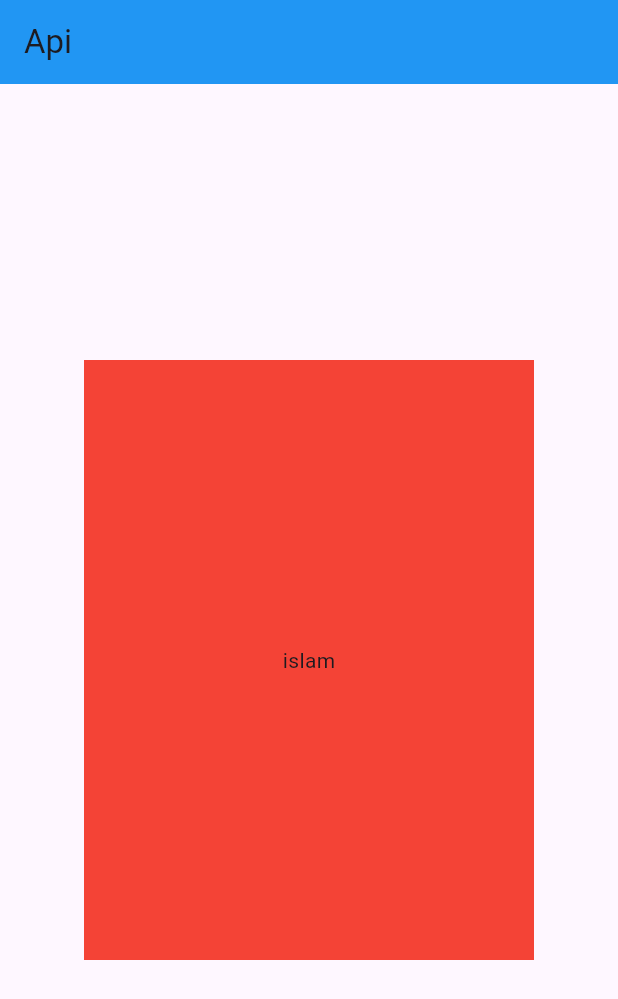
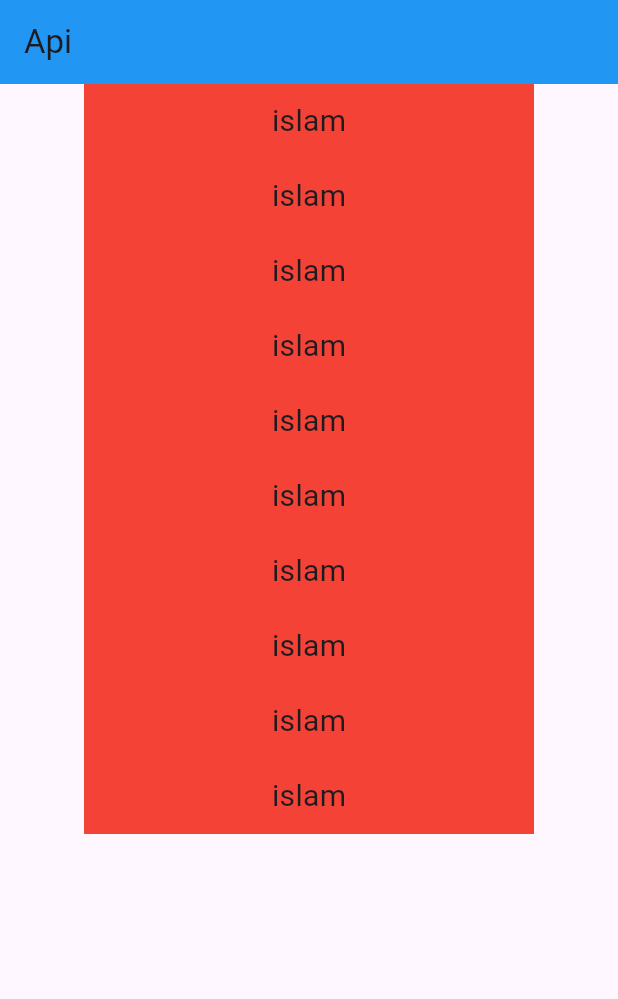
Before and after one commit to islamashraf2003/api-services, a Flutter app: the screen it shows after launch, on a phone screen of 412 x 824 dp. Shown: the top 999 px of the screen. Run offline on Flutter 3.47's test engine with Material 3 defaults, Android fonts, the phone set to English and light mode, and no system bars; our stand-ins replace bloc, dartz, dio, equatable.

```diff
--- a/lib/Views/home_view.dart
+++ b/lib/Views/home_view.dart
@@ -12,7 +12,12 @@ class HomeView extends StatelessWidget {
           backgroundColor: Colors.blue,
           title: const Text("Api"),
         ),
-        body: const Center(child: CustomHomeWidget()),
+        body: ListView.builder(
+          itemCount: 10,
+          itemBuilder: (context, index) {
+            return const Center(child: CustomHomeWidget());
+          },
+        ),
       ),
     );
   }
--- a/lib/Widgets/custom_home_widget.dart
+++ b/lib/Widgets/custom_home_widget.dart
@@ -6,11 +6,16 @@ class CustomHomeWidget extends StatelessWidget {
   @override
   Widget build(BuildContext context) {
     return Container(
-      height: 400,
+      height: 50,
       width: 300,
       color: Colors.red,
       child: const Center(
-        child: Text("islam"),
+        child: Text(
+          "islam",
+          style: TextStyle(
+            fontSize: 20,
+          ),
+        ),
       ),
     );
   }
```
Also changed, not shown: lib/Manager/user_cubit/user_cubit.dart (+17 -1 lines).
